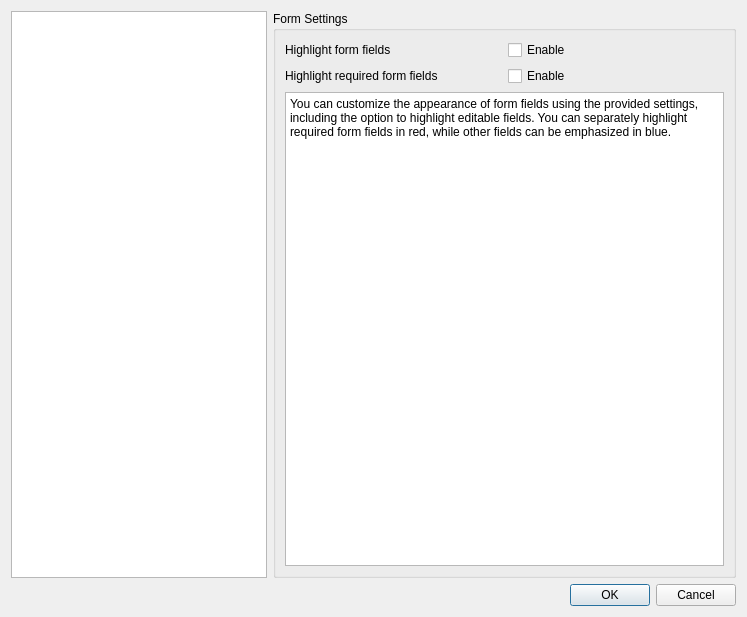
This is Pdf4QtLibGui/pdfviewersettingsdialog.ui in JakubMelka/PDF4QT as Qt 5 draws it before an edit. The edited form follows.
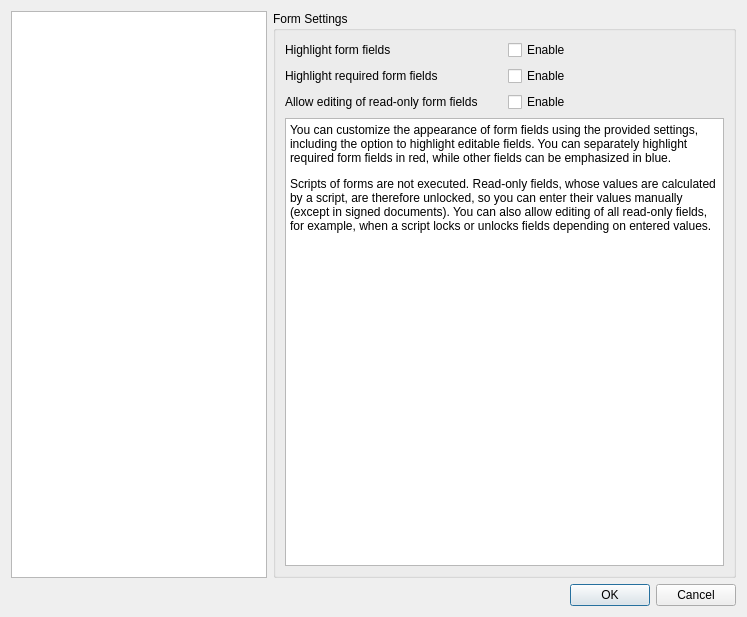
This is the edited form. The open tabs and pages were chosen to show the change.

Commit message: Issue #327: Does not handle forms correctly

Patch:
```diff
--- a/Pdf4QtLibGui/pdfviewersettingsdialog.ui
+++ b/Pdf4QtLibGui/pdfviewersettingsdialog.ui
@@ -1384,6 +1384,20 @@
                 </property>
                </widget>
               </item>
+              <item row="2" column="0">
+               <widget class="QLabel" name="formEditReadOnlyFieldsLabel">
+                <property name="text">
+                 <string>Allow editing of read-only form fields</string>
+                </property>
+               </widget>
+              </item>
+              <item row="2" column="1">
+               <widget class="QCheckBox" name="formEditReadOnlyFieldsCheckBox">
+                <property name="text">
+                 <string>Enable</string>
+                </property>
+               </widget>
+              </item>
              </layout>
             </item>
             <item>
@@ -1396,7 +1410,7 @@
 li.unchecked::marker { content: &quot;\2610&quot;; }
 li.checked::marker { content: &quot;\2612&quot;; }
 &lt;/style&gt;&lt;/head&gt;&lt;body style=&quot; font-family:'Segoe UI'; font-size:9pt; font-weight:400; font-style:normal;&quot;&gt;
-&lt;p style=&quot; margin-top:12px; margin-bottom:12px; margin-left:0px; margin-right:0px; -qt-block-indent:0; text-indent:0px;&quot;&gt;You can customize the appearance of form fields using the provided settings, including the option to highlight editable fields. You can separately highlight required form fields in red, while other fields can be emphasized in blue. &lt;/p&gt;&lt;/body&gt;&lt;/html&gt;</string>
+&lt;p style=&quot; margin-top:12px; margin-bottom:12px; margin-left:0px; margin-right:0px; -qt-block-indent:0; text-indent:0px;&quot;&gt;You can customize the appearance of form fields using the provided settings, including the option to highlight editable fields. You can separately highlight required form fields in red, while other fields can be emphasized in blue. &lt;/p&gt;&lt;p style=&quot; margin-top:12px; margin-bottom:12px; margin-left:0px; margin-right:0px; -qt-block-indent:0; text-indent:0px;&quot;&gt;Scripts of forms are not executed. Read-only fields, whose values are calculated by a script, are therefore unlocked, so you can enter their values manually (except in signed documents). You can also allow editing of all read-only fields, for example, when a script locks or unlocks fields depending on entered values. &lt;/p&gt;&lt;/body&gt;&lt;/html&gt;</string>
               </property>
              </widget>
             </item>
```
The commit also changes 16 other files.
